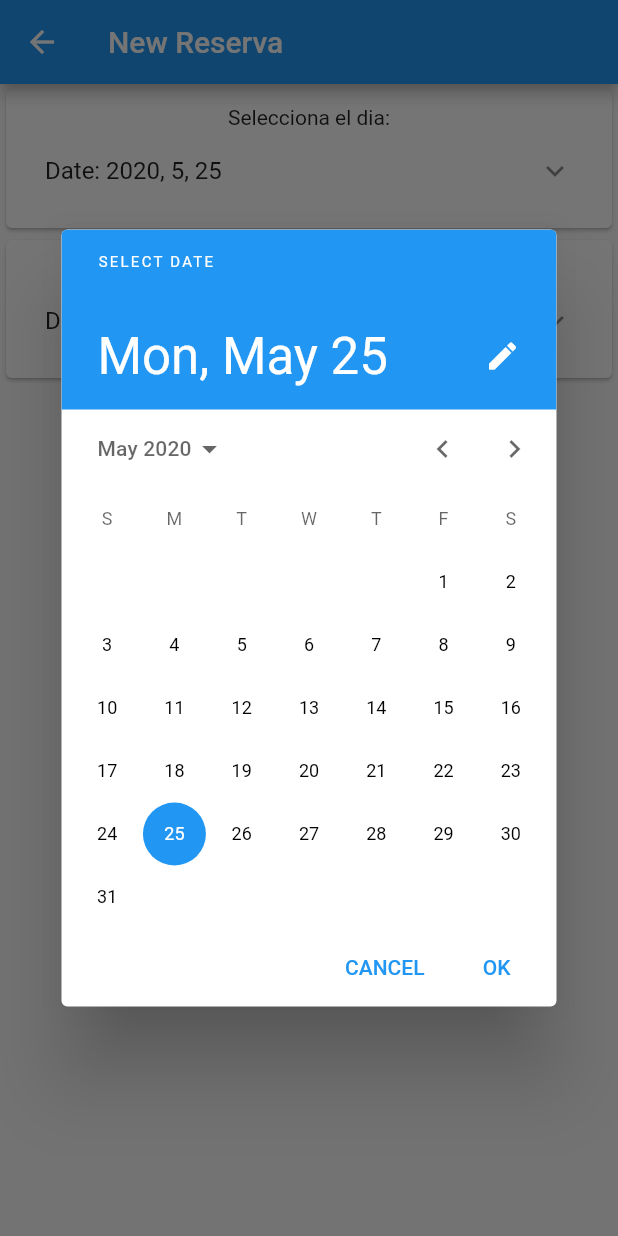
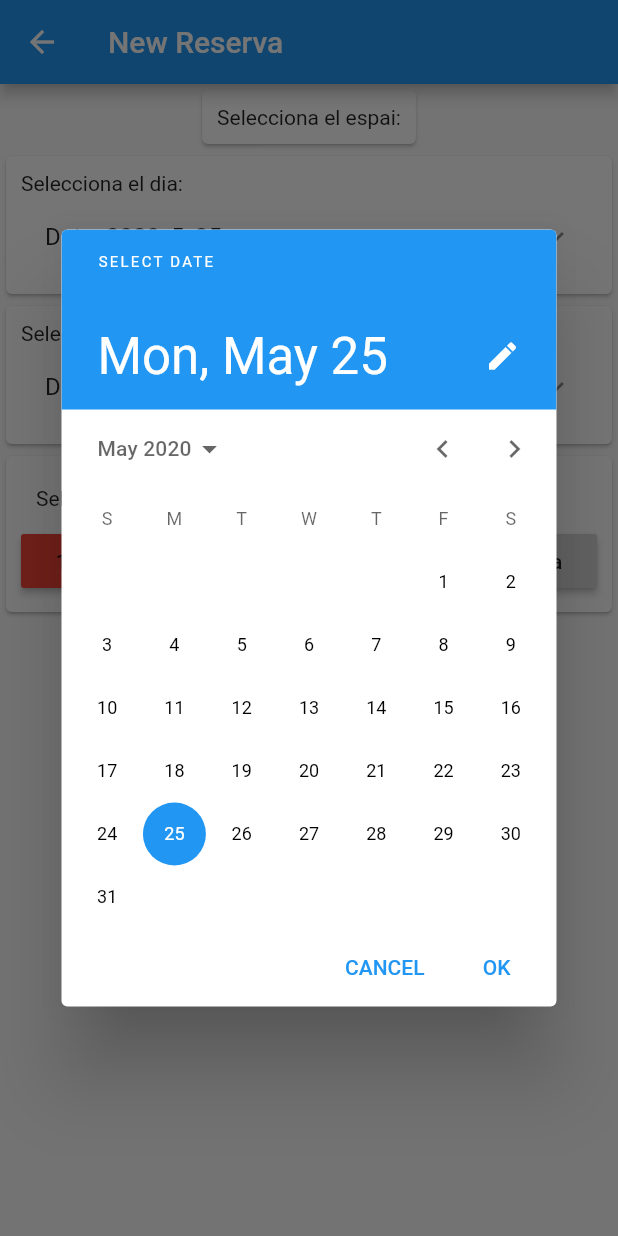
Before and after one commit to TomasMoratoPerezPorro/CommunityApp, a Flutter app: the NewReservaPage screen opened directly, after a tap on an icon or button, on a phone screen of 412 x 824 dp. Run offline on Flutter 3.47's test engine with Material 2 defaults, Android fonts, the phone set to English and light mode, and no system bars; our stand-ins replace cloud_firestore; accounts and stored records are empty.

Commit message:
Programacio ChangeNotifierProvider NewReserva

```diff
--- a/appcomunity/lib/Pages/NewReservaPage.dart
+++ b/appcomunity/lib/Pages/NewReservaPage.dart
@@ -1,97 +1,208 @@
+import 'package:appcomunity/Model/Espais.dart';
 import 'package:appcomunity/Widgets/LlistaEspaisWidget.dart';
 import 'package:flutter/material.dart';
-import 'package:cloud_firestore/cloud_firestore.dart';
+import 'package:provider/provider.dart';
 
-class NewReservaPage extends StatefulWidget {
-  @override
-  _NewReservaPageState createState() => _NewReservaPageState();
+class NewReservaProvider with ChangeNotifier {
+  DateTime pickedDate = DateTime.now();
+  TimeOfDay time = TimeOfDay.now();
+  Espais selectedEspai;
+  int selectedDuracio = 1;
+
+  void setDuracio(int duracio){
+    this.selectedDuracio = duracio;
+    notifyListeners();
   }
 
-class _NewReservaPageState extends State<NewReservaPage> {
-  TextEditingController _controller;
-  DateTime pickedDate;
-  TimeOfDay time;
 
-  @override
-  void initState() {
-    _controller = TextEditingController();
-    pickedDate = DateTime.now();
-    time = TimeOfDay.now();
-    super.initState();
+  void setDate(DateTime date) {
+    this.pickedDate = date;
+    notifyListeners();
   }
 
-  @override
-  void dispose() {
-    _controller.dispose();
-    super.dispose();
+  void setTime(TimeOfDay hora) {
+    this.time = hora;
+    notifyListeners();
   }
 
+  void setEspai(Espais espai){
+    this.selectedEspai = espai;
+    notifyListeners();
+  }
+}
+
+class NewReservaPage extends StatelessWidget {
   @override
   Widget build(BuildContext context) {
     return Scaffold(
         appBar: AppBar(title: Text('New Reserva')),
-        body: SingleChildScrollView(
+        body: FormNewReservaWidget());
+  }
+}
+
+class FormNewReservaWidget extends StatelessWidget {
+  const FormNewReservaWidget({
+    Key key,
+  }) : super(key: key);
+
+  @override
+  Widget build(BuildContext context) {
+    return ChangeNotifierProvider<NewReservaProvider>(
+        create: (context) => NewReservaProvider(),
+        child: SingleChildScrollView(
           child: Column(
             crossAxisAlignment: CrossAxisAlignment.center,
             mainAxisAlignment: MainAxisAlignment.center,
             children: <Widget>[
-              LlistaEspaisWidget(),
-              Card(
+              FieldEspaiWidget(),
+              FieldDiaWidget(),
+              FieldHoraWidget(),
+              FieldDuracioWidget()
+            ],
+          ),
+        ));
+  }
+}
+
+class FieldDuracioWidget extends StatelessWidget {
+  const FieldDuracioWidget({
+    Key key,
+  }) : super(key: key);
+
+  @override
+  Widget build(BuildContext context) {
+    final myProvider = Provider.of<NewReservaProvider>(context, listen: true);
+    Color getColor(int i){
+       if(myProvider.selectedDuracio==i){
+         return Colors.red;
+       }else{
+         return Colors.grey[350];
+       }
+     }
+    return Card(
       child: Padding(
         padding: const EdgeInsets.all(10),
         child: Column(
+          crossAxisAlignment: CrossAxisAlignment.start,
+          children: <Widget>[
+            Container(
+              margin: const EdgeInsets.all(10),
+              child: Text("Selecciona la hora de inici:"),
+            ),
+            Row(
+              mainAxisAlignment: MainAxisAlignment.spaceBetween,
+              children: <Widget>[
+                for (var i = 1; i < 5; i++)
+                  RaisedButton(
+                    color: getColor(i),
+                    onPressed: () {
+                      myProvider.setDuracio(i);
+                    },
+                    child: Text("${i} Hora"),
+                  )
+              ],
+            ),
+          ],
+        ),
+      ),
+    );
+  }
+}
+
+class FieldHoraWidget extends StatelessWidget {
+  const FieldHoraWidget({
+    Key key,
+  }) : super(key: key);
+
+  @override
+  Widget build(BuildContext context) {
+    final myProvider = Provider.of<NewReservaProvider>(context, listen: true);
+    _pickTime() async {
+      TimeOfDay t =
+          await showTimePicker(context: context, initialTime: myProvider.time);
+
+      if (t != null) myProvider.setTime(t);
+    }
+
+    return Card(
+      child: Padding(
+        padding: const EdgeInsets.all(10),
+        child: Column(
+          crossAxisAlignment: CrossAxisAlignment.start,
+          children: <Widget>[
+            Text("Selecciona la hora de inici:"),
+            ListTile(
+              title: Text(
+                  "Date: ${myProvider.time.hour}, ${myProvider.time.minute}"),
+              trailing: Icon(Icons.keyboard_arrow_down),
+              onTap: _pickTime,
+            ),
+          ],
+        ),
+      ),
+    );
+  }
+}
+
+class FieldDiaWidget extends StatelessWidget {
+  const FieldDiaWidget({
+    Key key,
+  }) : super(key: key);
+
+  @override
+  Widget build(BuildContext context) {
+    final myProvider = Provider.of<NewReservaProvider>(context, listen: true);
+    _pickDate() async {
+      DateTime date = await showDatePicker(
+        context: context,
+        firstDate: DateTime(DateTime.now().year - 5),
+        lastDate: DateTime(DateTime.now().year + 5),
+        initialDate: myProvider.pickedDate,
+      );
+
+      if (date != null) myProvider.setDate(date);
+    }
+
+    return Card(
+      child: Padding(
+        padding: const EdgeInsets.all(10),
+        child: Column(
+          crossAxisAlignment: CrossAxisAlignment.start,
           children: <Widget>[
             Text("Selecciona el dia:"),
             ListTile(
               title: Text(
-                            "Date: ${pickedDate.year}, ${pickedDate.month}, ${pickedDate.day}"),
+                  "Date: ${myProvider.pickedDate.year}, ${myProvider.pickedDate.month}, ${myProvider.pickedDate.day}"),
               trailing: Icon(Icons.keyboard_arrow_down),
               onTap: _pickDate,
             ),
           ],
         ),
       ),
-              ),
-              Card(
+    );
+  }
+}
+
+class FieldEspaiWidget extends StatelessWidget {
+  const FieldEspaiWidget({
+    Key key,
+  }) : super(key: key);
+
+  @override
+  Widget build(BuildContext context) {
+    return Card(
         child: Padding(
       padding: const EdgeInsets.all(10),
       child: Column(
+        crossAxisAlignment: CrossAxisAlignment.start,
         children: <Widget>[
-                      Text("Selecciona la hora de inici:"),
-                      ListTile(
-                        title: Text("Date: ${time.hour}, ${time.minute}"),
-                        trailing: Icon(Icons.keyboard_arrow_down),
-                        onTap: _pickTime,
+          Text(
+            "Selecciona el espai:",
+            textAlign: TextAlign.left,
           ),
-                    ],
-                  ),
-                ),
-              ),
+          LlistaEspaisWidget(),
         ],
       ),
     ));
   }
-
-  _pickDate() async {
-    DateTime date = await showDatePicker(
-      context: context,
-      firstDate: DateTime(DateTime.now().year - 5),
-      lastDate: DateTime(DateTime.now().year + 5),
-      initialDate: pickedDate,
-    );
-
-    if (date != null)
-      setState(() {
-        pickedDate = date;
-      });
 }
-
-  _pickTime() async {
-    TimeOfDay t = await showTimePicker(context: context, initialTime: time);
-
-    if (t != null)
-      setState(() {
-        time = t;
-      });
-  }
-}
--- a/appcomunity/lib/Widgets/LlistaEspaisWidget.dart
+++ b/appcomunity/lib/Widgets/LlistaEspaisWidget.dart
@@ -1,5 +1,7 @@
+import 'package:appcomunity/Pages/NewReservaPage.dart';
 import 'package:flutter/material.dart';
 import 'package:appcomunity/Model/Espais.dart';
+import 'package:provider/provider.dart';
 
 class LlistaEspaisWidget extends StatelessWidget {
   const LlistaEspaisWidget({
@@ -10,11 +12,9 @@ class LlistaEspaisWidget extends StatelessWidget {
   Widget build(BuildContext context) {
     return StreamBuilder<List<Espais>>(
       stream: espaisSnapshots(),
-                  builder: (BuildContext context,
-                      AsyncSnapshot<List<Espais>> snapshot) {
+      builder: (BuildContext context, AsyncSnapshot<List<Espais>> snapshot) {
         if (snapshot.hasError) {
-                      return Center(
-                          child: Text('ERROR: ${snapshot.error.toString()}'));
+          return Center(child: Text('ERROR: ${snapshot.error.toString()}'));
         }
         switch (snapshot.connectionState) {
           case ConnectionState.waiting:
@@ -41,7 +41,6 @@ class LlistaEspaisWidget extends StatelessWidget {
   }
 }
 
-
 class PastillaEspai extends StatelessWidget {
   const PastillaEspai({
     Key key,
@@ -51,10 +50,22 @@ class PastillaEspai extends StatelessWidget {
   final Espais espai;
   @override
   Widget build(BuildContext context) {
+    final myProvider = Provider.of<NewReservaProvider>(context, listen: true);
+     Color getColor(){
+       if(myProvider.selectedEspai==this.espai){
+         return Colors.red;
+       }else{
+         return Colors.grey[350];
+       }
+     }
     return Padding(
       padding: const EdgeInsets.all(10),
+      child: InkWell(
+        onTap: (){
+          myProvider.setEspai(espai);
+        },
         child: Card(
-        color: Colors.grey[100],
+          color: getColor(),
           child: Row(
             mainAxisAlignment: MainAxisAlignment.spaceBetween,
             children: <Widget>[
@@ -80,6 +91,7 @@ class PastillaEspai extends StatelessWidget {
             ],
           ),
         ),
+      ),
     );
   }
 }
--- a/appcomunity/pubspec.yaml
+++ b/appcomunity/pubspec.yaml
@@ -17,6 +17,7 @@ environment:
   sdk: ">=2.2.2 <3.0.0"
 
 dependencies:
+  provider: ^4.0.1
   flutter:
     sdk: flutter
 
```
Also changed, not shown: appcomunity/pubspec.lock. Lines whose indentation alone changed are shown as unchanged.
